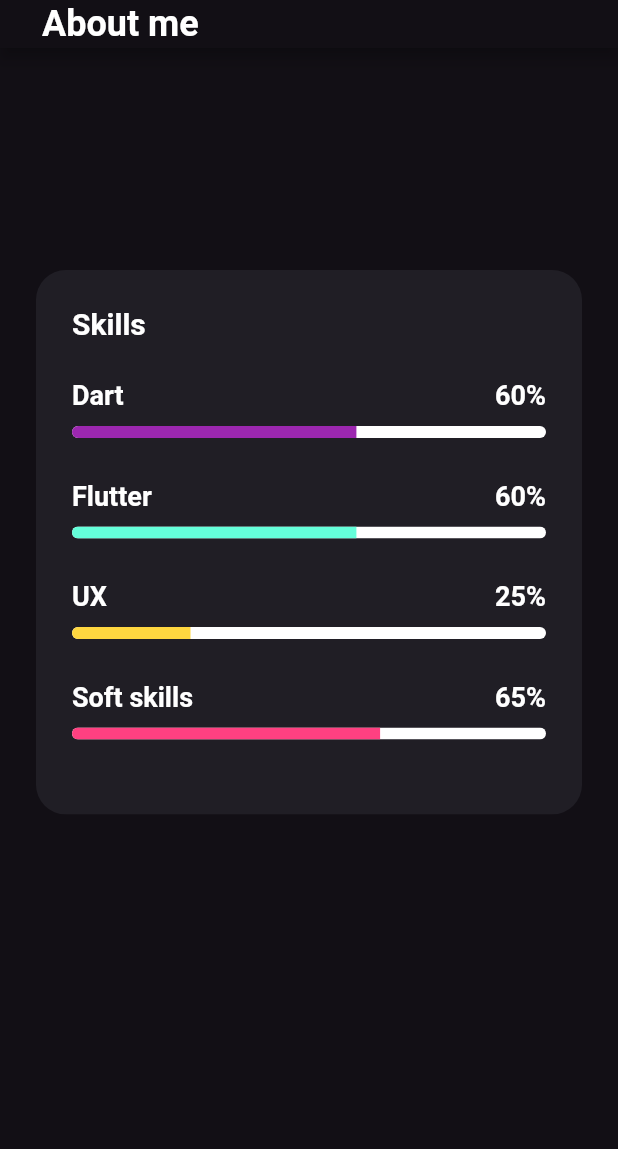
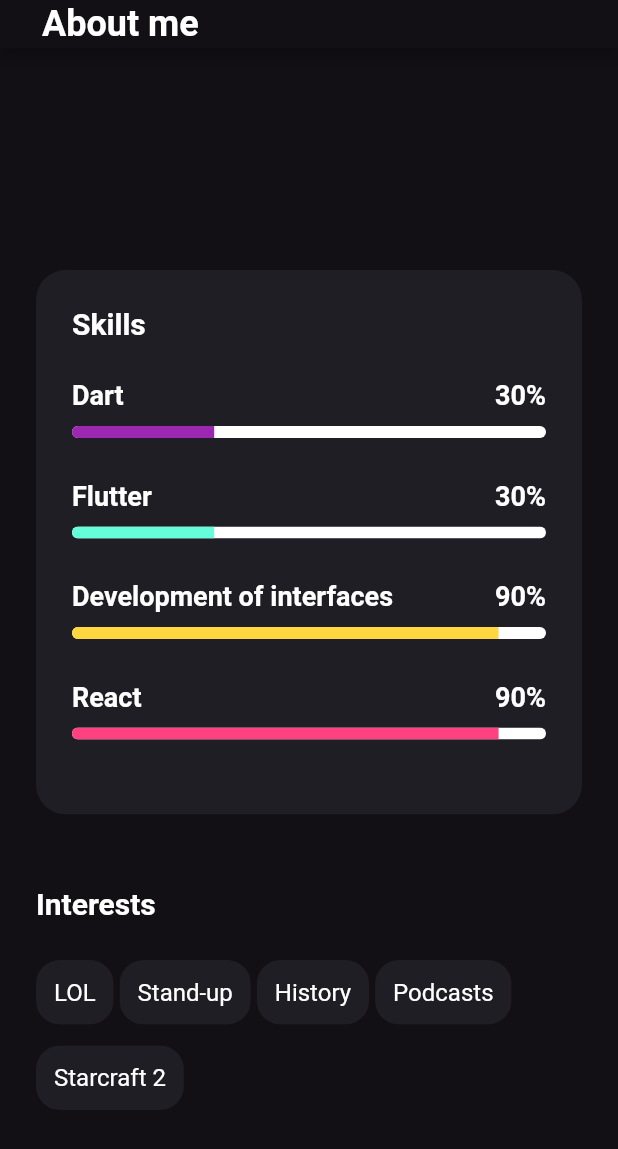
Before and after one commit to skillbox-koutja/portfolio-flutter, a Flutter app: the screen it shows after launch, on a phone screen of 412 x 824 dp. Shown: the top 1149 px of the screen. Run offline on Flutter 3.47's test engine with Material 2 defaults, Android fonts, the phone set to English and light mode, and no system bars.

Commit message:
feat: Released widget interests

```diff
--- a/lib/main.dart
+++ b/lib/main.dart
@@ -1,6 +1,7 @@
 import 'package:flutter/material.dart';
 import 'package:portfolio_flutter/theme/pallet.dart';
 import 'package:portfolio_flutter/theme/typography.dart';
+import 'package:portfolio_flutter/widgets/interests.dart';
 import 'package:portfolio_flutter/widgets/skills.dart';
 
 void main() {
@@ -35,11 +36,16 @@ class MyApp extends StatelessWidget {
             horizontal: 24,
           ),
           child: Column(
+            crossAxisAlignment: CrossAxisAlignment.start,
             children: const [
               SizedBox(
                 height: 148,
               ),
-              Skills()
+              Skills(),
+              SizedBox(
+                height: 48,
+              ),
+              Interests(),
             ],
           ),
         ),
--- a/lib/theme/pallet.dart
+++ b/lib/theme/pallet.dart
@@ -1,5 +1,5 @@
 import 'package:flutter/material.dart';
 
-const backgroundColor = Color.fromRGBO(18, 15, 21, 1.0);
-const itemColor = Color.fromRGBO(32, 30, 37, 1);
+const backgroundColor = Color(0xFF120F15);
+const itemColor = Color(0xFF201E25);
 const textColor = Colors.white;
--- a/lib/theme/typography.dart
+++ b/lib/theme/typography.dart
@@ -1,6 +1,7 @@
 import 'package:flutter/material.dart';
 import 'package:portfolio_flutter/theme/pallet.dart';
 
+const fontSize16 = TextStyle(color: textColor, fontSize: 16);
 const fontSize18 = TextStyle(color: textColor, fontSize: 18);
 final fontSize18Bold = fontSize18.copyWith(fontWeight: FontWeight.bold);
 const fontSize20 = TextStyle(color: textColor, fontSize: 20);
--- /dev/null
+++ b/lib/widgets/interest.dart
@@ -0,0 +1,27 @@
+import 'package:flutter/material.dart';
+import 'package:portfolio_flutter/theme/pallet.dart';
+import 'package:portfolio_flutter/theme/typography.dart';
+
+class Interest extends StatelessWidget {
+  const Interest({Key? key, required this.title}) : super(key: key);
+
+  final String title;
+
+  @override
+  Widget build(BuildContext context) {
+    return ClipRRect(
+      borderRadius: BorderRadius.circular(16),
+      child: Container(
+        padding: EdgeInsets.symmetric(
+          vertical: 12,
+          horizontal: 12,
+        ),
+        color: itemColor,
+        child: Text(
+          title,
+          style: fontSize16,
+        ),
+      ),
+    );
+  }
+}
--- /dev/null
+++ b/lib/widgets/interests.dart
@@ -0,0 +1,37 @@
+import 'package:flutter/material.dart';
+import 'package:portfolio_flutter/theme/pallet.dart';
+import 'package:portfolio_flutter/theme/typography.dart';
+import 'package:portfolio_flutter/widgets/interest.dart';
+
+class Interests extends StatelessWidget {
+  const Interests({Key? key}) : super(key: key);
+
+  @override
+  Widget build(BuildContext context) {
+    return Container(
+      child: Column(
+        crossAxisAlignment: CrossAxisAlignment.start,
+        children: [
+          Text(
+            'Interests',
+            style: fontSize20Bold,
+          ),
+          SizedBox(
+            height: 26,
+          ),
+          Wrap(
+            spacing: 4,
+            runSpacing: 14,
+            children: const [
+              Interest(title: 'LOL'),
+              Interest(title: 'Stand-up'),
+              Interest(title: 'History'),
+              Interest(title: 'Podcasts'),
+              Interest(title: 'Starcraft 2'),
+            ],
+          )
+        ],
+      ),
+    );
+  }
+}
--- a/lib/widgets/skills.dart
+++ b/lib/widgets/skills.dart
@@ -28,26 +28,26 @@ class Skills extends StatelessWidget {
               height: 26,
             ),
             const SkillProgress(
-              value: 60,
+              value: 30,
               name: 'Dart',
               color: Colors.purple,
             ),
             _skillsSpace,
             const SkillProgress(
-              value: 60,
+              value: 30,
               name: 'Flutter',
               color: Colors.tealAccent,
             ),
             _skillsSpace,
             const SkillProgress(
-              value: 25,
-              name: 'UX',
+              value: 90,
+              name: 'Development of interfaces',
               color: Colors.amberAccent,
             ),
             _skillsSpace,
             const SkillProgress(
-              value: 65,
-              name: 'Soft skills',
+              value: 90,
+              name: 'React',
               color: Colors.pinkAccent,
             ),
             const SizedBox(
```
